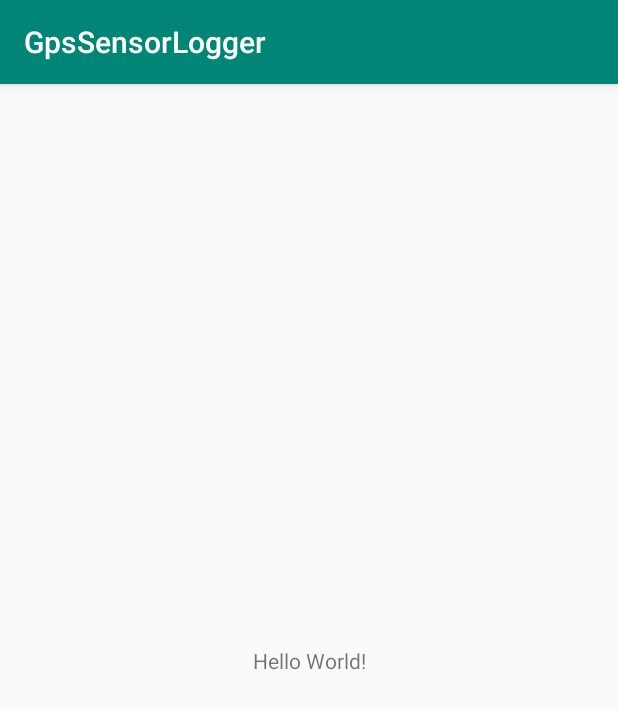
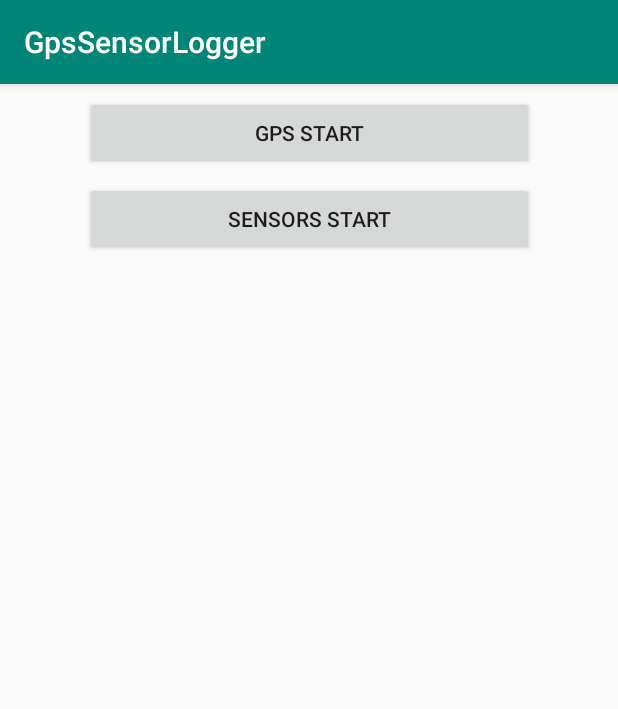
Before and after one commit to Lezh1k/TraceVisualizer, an Android app: the screen it shows after launch (MainActivity), on a phone screen of 412 x 824 dp. Shown: the top 709 px of the screen. Run offline under Robolectric (Android 15) with nearby library versions, the phone set to English and light mode, and no system bars; libraries missing offline, so code that uses them is left out: com.orhanobut.logger.

Commit message:
Added buttons to java app

```diff
--- a/Java/GpsSensorLogger/app/src/main/java/com/example/gpssensorlogger/MainActivity.java
+++ b/Java/GpsSensorLogger/app/src/main/java/com/example/gpssensorlogger/MainActivity.java
@@ -2,14 +2,26 @@ package com.example.gpssensorlogger;
 
 import android.hardware.SensorManager;
 import android.location.LocationManager;
+import android.os.Bundle;
 import android.support.v7.app.AppCompatActivity;
-import android.os.Bundle;
-
-import com.orhanobut.logger.Logger;
+import android.util.Log;
+import android.view.View;
+import android.view.WindowManager;
+import android.widget.Button;
 
 public class MainActivity extends AppCompatActivity {
     private GPSLogger m_gpsLogger;
     private SensorLogger m_sensorLogger;
+    private Button m_btnGPS;
+    private Button m_btnSensors;
+
+    private void btnGps_onClick(View v) {
+        Log.d("HOHO", v.toString());
+    }
+
+    private void btnSensors_onClick(View v) {
+        Log.d("HEHE", v.toString());
+    }
 
     @Override
     protected void onCreate(Bundle savedInstanceState) {
@@ -19,5 +31,24 @@ public class MainActivity extends AppCompatActivity {
         SensorManager sm = (SensorManager) getSystemService(SENSOR_SERVICE);
         m_gpsLogger = new GPSLogger(lm, this);
         m_sensorLogger = new SensorLogger(sm);
+
+        m_btnGPS = findViewById(R.id.btnGPS);
+        m_btnSensors = findViewById(R.id.btnSensors);
+
+        m_btnGPS.setOnClickListener(new View.OnClickListener() {
+            @Override
+            public void onClick(View v) {
+                btnGps_onClick(v);
+            }
+        });
+
+        m_btnSensors.setOnClickListener(new View.OnClickListener() {
+            @Override
+            public void onClick(View v) {
+                btnSensors_onClick(v);
+            }
+        });
+
+        getWindow().addFlags(WindowManager.LayoutParams.FLAG_KEEP_SCREEN_ON);
     }
 }
--- a/Java/GpsSensorLogger/app/src/main/java/com/example/gpssensorlogger/SensorLogger.java
+++ b/Java/GpsSensorLogger/app/src/main/java/com/example/gpssensorlogger/SensorLogger.java
@@ -76,8 +76,7 @@ public class SensorLogger implements SensorEventListener, IDataLogger {
             found = true;
             break;
         }
-        if (!found)
-            return;
+        if (!found) return;
         sw.Log(event);
     }
 
--- a/Java/GpsSensorLogger/app/src/main/res/layout/activity_main.xml
+++ b/Java/GpsSensorLogger/app/src/main/res/layout/activity_main.xml
@@ -6,13 +6,27 @@
     android:layout_height="match_parent"
     tools:context=".MainActivity">
 
-    <TextView
-        android:layout_width="wrap_content"
-        android:layout_height="wrap_content"
-        android:text="Hello World!"
-        app:layout_constraintBottom_toBottomOf="parent"
-        app:layout_constraintLeft_toLeftOf="parent"
-        app:layout_constraintRight_toRightOf="parent"
+    <Button
+        android:id="@+id/btnGPS"
+        android:layout_width="299dp"
+        android:layout_height="49dp"
+        android:layout_marginStart="8dp"
+        android:layout_marginTop="8dp"
+        android:layout_marginEnd="8dp"
+        android:text="GPS Start"
+        app:layout_constraintEnd_toEndOf="parent"
+        app:layout_constraintStart_toStartOf="parent"
         app:layout_constraintTop_toTopOf="parent" />
 
+    <Button
+        android:id="@+id/btnSensors"
+        android:layout_width="299dp"
+        android:layout_height="49dp"
+        android:layout_marginStart="8dp"
+        android:layout_marginTop="8dp"
+        android:layout_marginEnd="8dp"
+        android:text="Sensors start"
+        app:layout_constraintEnd_toEndOf="parent"
+        app:layout_constraintStart_toStartOf="parent"
+        app:layout_constraintTop_toBottomOf="@+id/btnGPS" />
 </android.support.constraint.ConstraintLayout>
```
Also changed, not shown: 1 other file.
